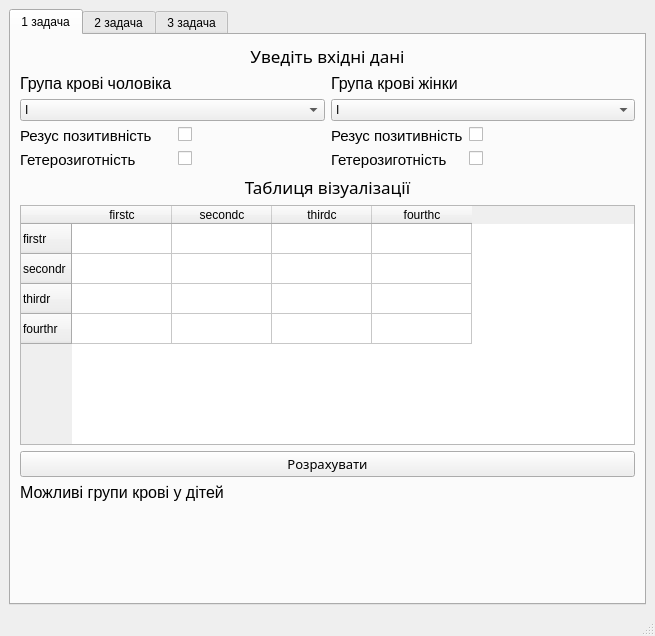
The window that designAdvanced.ui (Hanler/Project-bio-beta) describes before a commit, drawn with Qt 5.
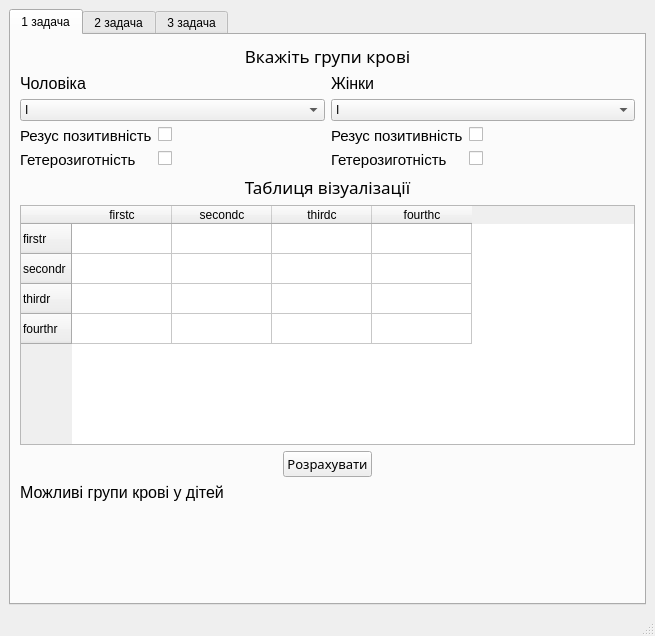
The same window after the commit.

```diff
--- a/designAdvanced.ui
+++ b/designAdvanced.ui
@@ -40,7 +40,7 @@
            </font>
           </property>
           <property name="text">
-           <string>Уведіть вхідні дані</string>
+           <string>Вкажіть групи крові</string>
           </property>
           <property name="alignment">
            <set>Qt::AlignCenter</set>
@@ -59,7 +59,7 @@
                </font>
               </property>
               <property name="text">
-               <string>Група крові чоловіка</string>
+               <string>Чоловіка</string>
               </property>
              </widget>
             </item>
@@ -137,7 +137,7 @@
                </font>
               </property>
               <property name="text">
-               <string>Група крові жінки</string>
+               <string>Жінки</string>
               </property>
              </widget>
             </item>
@@ -280,6 +280,21 @@
          </widget>
         </item>
         <item>
+         <layout class="QHBoxLayout" name="horizontalLayout_3">
+          <item>
+           <spacer name="horizontalSpacer_3">
+            <property name="orientation">
+             <enum>Qt::Horizontal</enum>
+            </property>
+            <property name="sizeHint" stdset="0">
+             <size>
+              <width>40</width>
+              <height>20</height>
+             </size>
+            </property>
+           </spacer>
+          </item>
+          <item>
          <widget class="QPushButton" name="pushButton">
           <property name="font">
            <font>
@@ -293,6 +308,21 @@
          </widget>
         </item>
         <item>
+           <spacer name="horizontalSpacer_6">
+            <property name="orientation">
+             <enum>Qt::Horizontal</enum>
+            </property>
+            <property name="sizeHint" stdset="0">
+             <size>
+              <width>40</width>
+              <height>20</height>
+             </size>
+            </property>
+           </spacer>
+          </item>
+         </layout>
+        </item>
+        <item>
          <widget class="QLabel" name="label_6">
           <property name="font">
            <font>
```
Left out of the diff: 6 changed lines with no effect on the pictures. Lines whose indentation alone changed are shown as unchanged.
